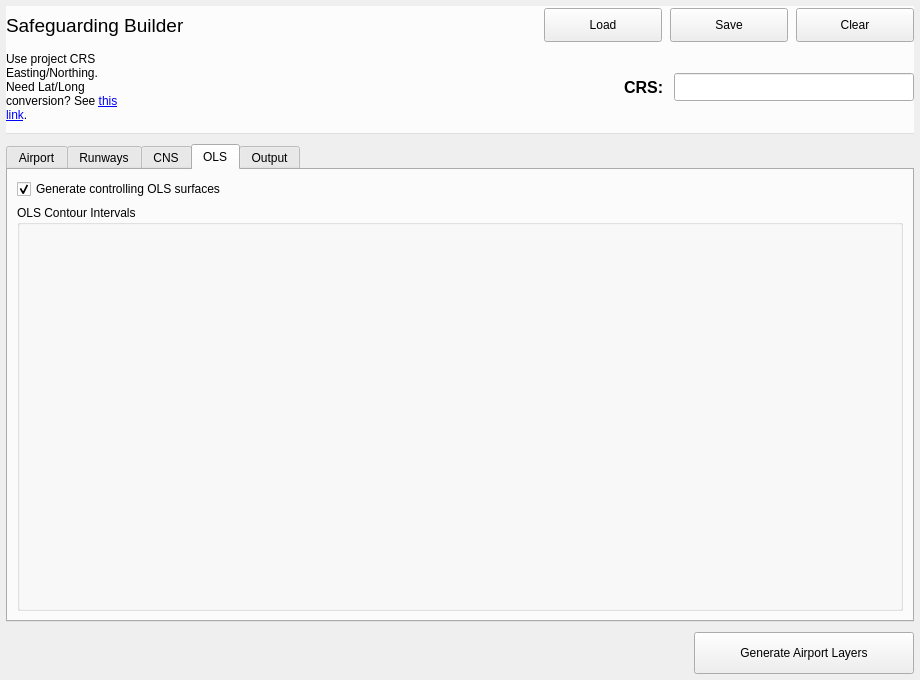
This is safeguarding_builder_dialog_base.ui in camtodd1/prj-lucid as Qt 5 draws it before an edit. The edited form follows.
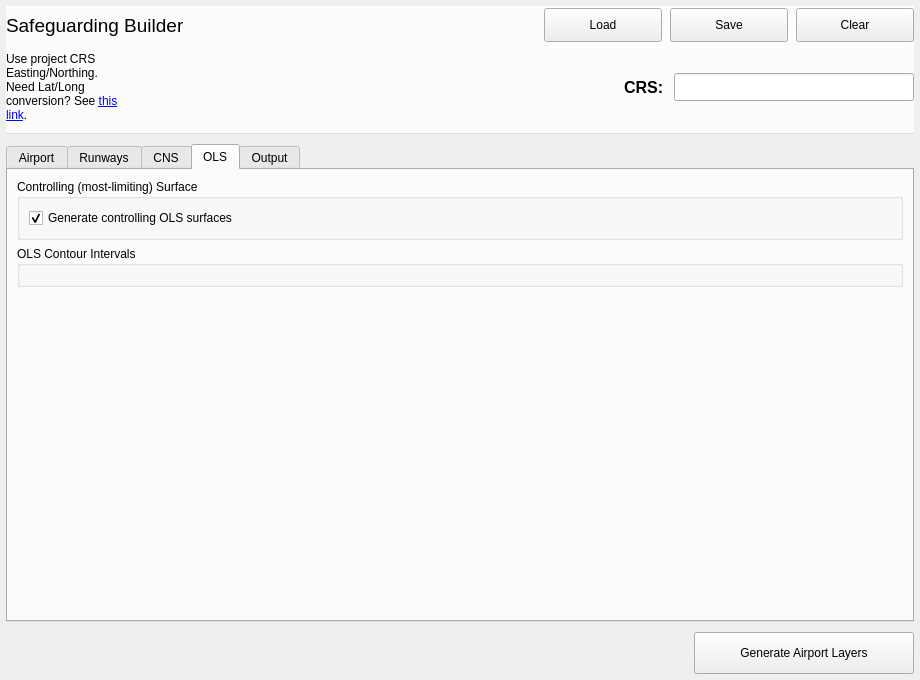
This is the edited form. The open tabs and pages were chosen to show the change. Custom widgets are drawn as their Qt base class.

Commit message: ols tab update

What changed in the file:
```diff
--- a/safeguarding_builder_dialog_base.ui
+++ b/safeguarding_builder_dialog_base.ui
@@ -617,6 +617,15 @@
        <string>OLS</string>
       </attribute>
       <layout class="QVBoxLayout" name="verticalLayout_olsTab">
+       <property name="alignment">
+        <set>Qt::AlignTop</set>
+       </property>
+       <item>
+        <widget class="QGroupBox" name="groupBox_controllingOls">
+         <property name="title">
+          <string>Controlling (most-limiting) Surface</string>
+         </property>
+         <layout class="QVBoxLayout" name="verticalLayout_controllingOls">
        <item>
         <widget class="QCheckBox" name="checkBox_generateControllingOls">
          <property name="text">
@@ -627,6 +636,9 @@
          </property>
         </widget>
        </item>
+         </layout>
+        </widget>
+       </item>
        <item>
         <widget class="QGroupBox" name="groupBox_contourIntervals">
          <property name="title">
@@ -635,6 +647,19 @@
          <layout class="QGridLayout" name="gridLayout_contourIntervals"/>
         </widget>
        </item>
+       <item>
+        <spacer name="verticalSpacer_ols">
+         <property name="orientation">
+          <enum>Qt::Vertical</enum>
+         </property>
+         <property name="sizeHint" stdset="0">
+          <size>
+           <width>20</width>
+           <height>40</height>
+          </size>
+         </property>
+        </spacer>
+       </item>
       </layout>
      </widget>
      <widget class="QWidget" name="tab_output">
```
Lines whose indentation alone changed are shown as unchanged. The commit also changes 1 other file.
